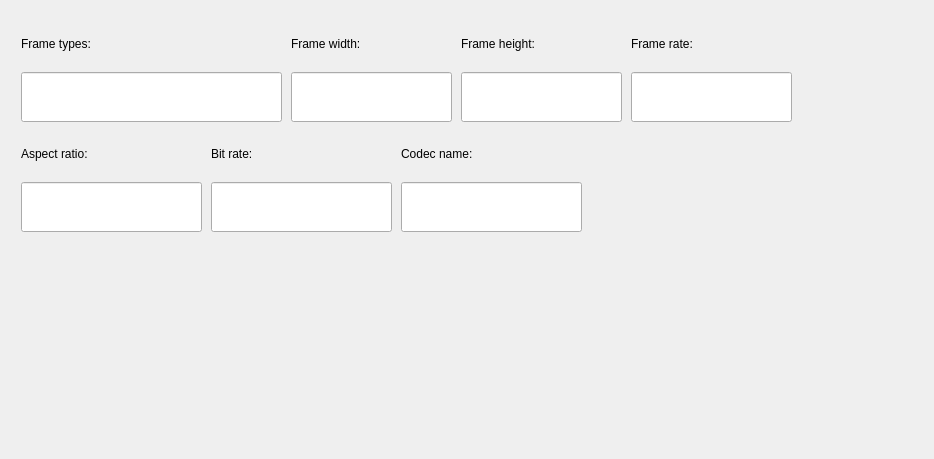
Qt form codec-preview/videoinfowidget.ui (pszopinski/codec-preview) before a commit.
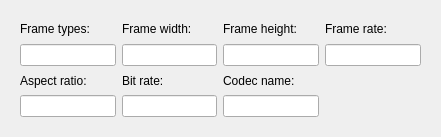
The same form after that commit.

What changed in the file:
```diff
--- a/codec-preview/videoinfowidget.ui
+++ b/codec-preview/videoinfowidget.ui
@@ -6,8 +6,8 @@
    <rect>
     <x>0</x>
     <y>0</y>
-    <width>934</width>
-    <height>459</height>
+    <width>441</width>
+    <height>137</height>
    </rect>
   </property>
   <property name="windowTitle">
@@ -16,15 +16,8 @@
   <layout class="QHBoxLayout" name="horizontalLayout">
    <item>
     <widget class="QWidget" name="widget_2" native="true">
-     <widget class="QWidget" name="layoutWidget">
-      <property name="geometry">
-       <rect>
-        <x>10</x>
-        <y>10</y>
-        <width>261</width>
-        <height>101</height>
-       </rect>
-      </property>
+     <layout class="QGridLayout" name="gridLayout">
+      <item row="0" column="0">
       <layout class="QVBoxLayout" name="verticalLayout_4" stretch="0,0">
        <item>
         <widget class="QLabel" name="label">
@@ -34,55 +27,11 @@
         </widget>
        </item>
        <item>
-        <widget class="QLineEdit" name="frameTypes">
-         <property name="minimumSize">
-          <size>
-           <width>0</width>
-           <height>50</height>
-          </size>
-         </property>
-        </widget>
-       </item>
-      </layout>
-     </widget>
-     <widget class="QWidget" name="layoutWidget_2">
-      <property name="geometry">
-       <rect>
-        <x>450</x>
-        <y>10</y>
-        <width>161</width>
-        <height>101</height>
-       </rect>
-      </property>
-      <layout class="QVBoxLayout" name="verticalLayout_9">
-       <item>
-        <widget class="QLabel" name="label_3">
-         <property name="text">
-          <string>Frame height:</string>
-         </property>
-        </widget>
-       </item>
-       <item>
-        <widget class="QLineEdit" name="frameHeight">
-         <property name="minimumSize">
-          <size>
-           <width>0</width>
-           <height>50</height>
-          </size>
-         </property>
-        </widget>
-       </item>
-      </layout>
-     </widget>
-     <widget class="QWidget" name="layoutWidget_3">
-      <property name="geometry">
-       <rect>
-        <x>280</x>
-        <y>10</y>
-        <width>161</width>
-        <height>101</height>
-       </rect>
-      </property>
+         <widget class="QLineEdit" name="frameTypes"/>
+        </item>
+       </layout>
+      </item>
+      <item row="0" column="1">
       <layout class="QVBoxLayout" name="verticalLayout_8">
        <item>
         <widget class="QLabel" name="label_2">
@@ -92,26 +41,39 @@
         </widget>
        </item>
        <item>
-        <widget class="QLineEdit" name="frameWidth">
-         <property name="minimumSize">
-          <size>
-           <width>0</width>
-           <height>50</height>
-          </size>
+         <widget class="QLineEdit" name="frameWidth"/>
+        </item>
+       </layout>
+      </item>
+      <item row="0" column="2">
+       <layout class="QVBoxLayout" name="verticalLayout_9">
+        <item>
+         <widget class="QLabel" name="label_3">
+          <property name="text">
+           <string>Frame height:</string>
          </property>
         </widget>
        </item>
-      </layout>
-     </widget>
-     <widget class="QWidget" name="layoutWidget_4">
-      <property name="geometry">
-       <rect>
-        <x>10</x>
-        <y>120</y>
-        <width>181</width>
-        <height>101</height>
-       </rect>
-      </property>
+        <item>
+         <widget class="QLineEdit" name="frameHeight"/>
+        </item>
+       </layout>
+      </item>
+      <item row="0" column="3">
+       <layout class="QVBoxLayout" name="verticalLayout_13">
+        <item>
+         <widget class="QLabel" name="label_7">
+          <property name="text">
+           <string>Frame rate:</string>
+          </property>
+         </widget>
+        </item>
+        <item>
+         <widget class="QLineEdit" name="frameRate"/>
+        </item>
+       </layout>
+      </item>
+      <item row="1" column="0">
       <layout class="QVBoxLayout" name="verticalLayout_10" stretch="0,0">
        <item>
         <widget class="QLabel" name="label_4">
@@ -121,26 +83,11 @@
         </widget>
        </item>
        <item>
-        <widget class="QLineEdit" name="aspectRatio">
-         <property name="minimumSize">
-          <size>
-           <width>0</width>
-           <height>50</height>
-          </size>
-         </property>
-        </widget>
-       </item>
-      </layout>
-     </widget>
-     <widget class="QWidget" name="layoutWidget_5">
-      <property name="geometry">
-       <rect>
-        <x>200</x>
-        <y>120</y>
-        <width>181</width>
-        <height>101</height>
-       </rect>
-      </property>
+         <widget class="QLineEdit" name="aspectRatio"/>
+        </item>
+       </layout>
+      </item>
+      <item row="1" column="1">
       <layout class="QVBoxLayout" name="verticalLayout_11" stretch="0,0">
        <item>
         <widget class="QLabel" name="label_5">
@@ -150,26 +97,11 @@
         </widget>
        </item>
        <item>
-        <widget class="QLineEdit" name="bitRate">
-         <property name="minimumSize">
-          <size>
-           <width>0</width>
-           <height>50</height>
-          </size>
-         </property>
-        </widget>
-       </item>
-      </layout>
-     </widget>
-     <widget class="QWidget" name="layoutWidget_6">
-      <property name="geometry">
-       <rect>
-        <x>390</x>
-        <y>120</y>
-        <width>181</width>
-        <height>101</height>
-       </rect>
-      </property>
+         <widget class="QLineEdit" name="bitRate"/>
+        </item>
+       </layout>
+      </item>
+      <item row="1" column="2">
       <layout class="QVBoxLayout" name="verticalLayout_12" stretch="0,0">
        <item>
         <widget class="QLabel" name="label_6">
@@ -179,46 +111,11 @@
         </widget>
        </item>
        <item>
-        <widget class="QLineEdit" name="codecName">
-         <property name="minimumSize">
-          <size>
-           <width>0</width>
-           <height>50</height>
-          </size>
-         </property>
-        </widget>
-       </item>
-      </layout>
-     </widget>
-     <widget class="QWidget" name="layoutWidget_7">
-      <property name="geometry">
-       <rect>
-        <x>620</x>
-        <y>10</y>
-        <width>161</width>
-        <height>101</height>
-       </rect>
-      </property>
-      <layout class="QVBoxLayout" name="verticalLayout_13">
-       <item>
-        <widget class="QLabel" name="label_7">
-         <property name="text">
-          <string>Frame rate:</string>
-         </property>
-        </widget>
-       </item>
-       <item>
-        <widget class="QLineEdit" name="frameRate">
-         <property name="minimumSize">
-          <size>
-           <width>0</width>
-           <height>50</height>
-          </size>
-         </property>
-        </widget>
-       </item>
-      </layout>
-     </widget>
+         <widget class="QLineEdit" name="codecName"/>
+        </item>
+       </layout>
+      </item>
+     </layout>
     </widget>
    </item>
   </layout>
```
Lines whose indentation alone changed are shown as unchanged.
